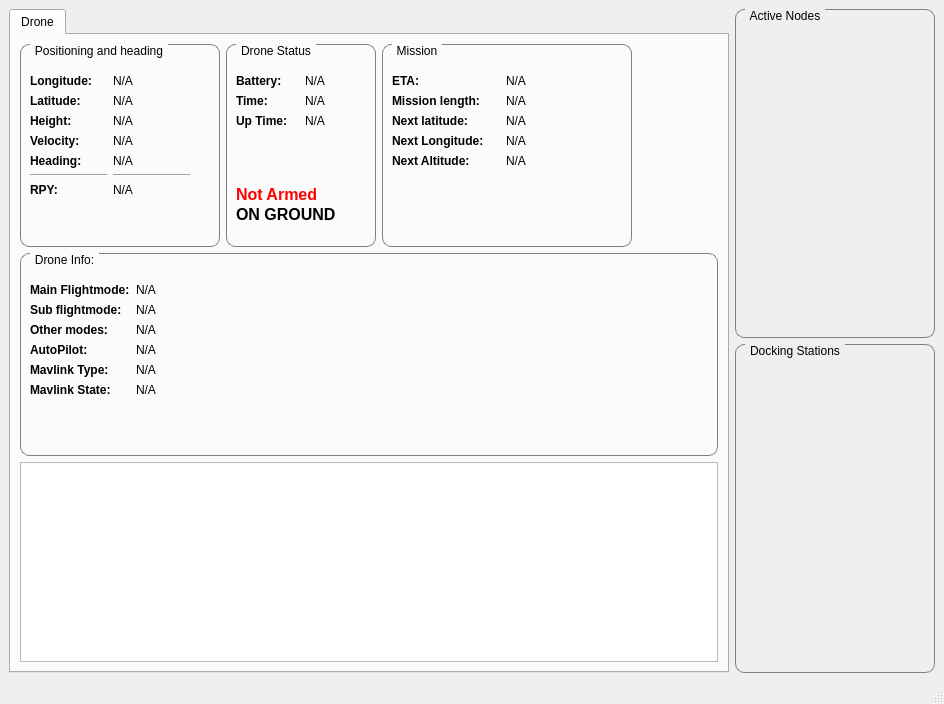
The window that drone_monitor/ui/main_window.ui (mabuc13/RMUASD) describes before a commit, drawn with Qt 5.
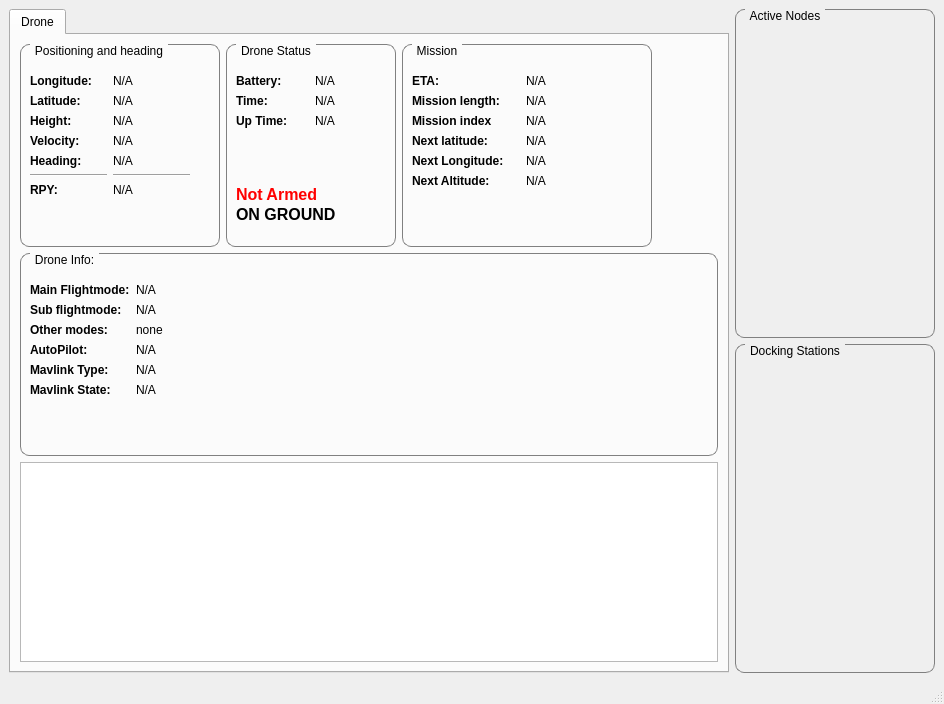
The same window after the commit. Icons and pictures are not drawn.

Diff of the .ui file:
```diff
--- a/drone_monitor/ui/main_window.ui
+++ b/drone_monitor/ui/main_window.ui
@@ -233,7 +233,7 @@
            <widget class="QGroupBox" name="groupBox_2">
             <property name="minimumSize">
              <size>
-              <width>150</width>
+              <width>170</width>
               <height>190</height>
              </size>
             </property>
@@ -277,7 +277,7 @@
               <rect>
                <x>10</x>
                <y>30</y>
-               <width>131</width>
+               <width>151</width>
                <height>80</height>
               </rect>
              </property>
@@ -379,7 +379,7 @@
                <x>10</x>
                <y>30</y>
                <width>221</width>
-               <height>131</height>
+               <height>151</height>
               </rect>
              </property>
              <layout class="QHBoxLayout" name="horizontalLayout_5">
@@ -399,6 +399,13 @@
                   </property>
                  </widget>
                 </item>
+                <item>
+                 <widget class="QLabel" name="label_17">
+                  <property name="text">
+                   <string>&lt;html&gt;&lt;head/&gt;&lt;body&gt;&lt;p&gt;&lt;span style=&quot; font-weight:600;&quot;&gt;Mission index&lt;/span&gt;&lt;/p&gt;&lt;/body&gt;&lt;/html&gt;</string>
+                  </property>
+                 </widget>
+                </item>
                 <item>
                  <widget class="QLabel" name="label_12">
                   <property name="text">
@@ -451,6 +458,13 @@
                   </property>
                  </widget>
                 </item>
+                <item>
+                 <widget class="QLabel" name="label_missionIndex">
+                  <property name="text">
+                   <string>N/A</string>
+                  </property>
+                 </widget>
+                </item>
                 <item>
                  <widget class="QLabel" name="label_nextLatitude">
                   <property name="text">
@@ -568,7 +582,7 @@
               <item row="2" column="1">
                <widget class="QLabel" name="label_flightmode_other">
                 <property name="text">
-                 <string>N/A</string>
+                 <string>none</string>
                 </property>
                </widget>
               </item>
```
